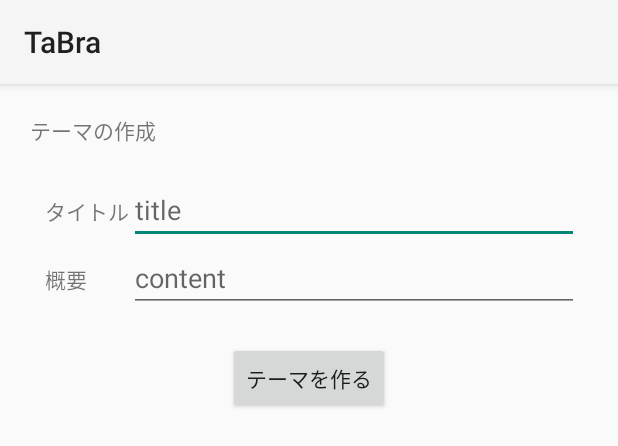
After one commit to HSKKOU/TaBra, an Android app: the layout popup_create_theme.xml on its own in the app's theme, with its tools: preview values and no code run, on a phone screen of 412 x 824 dp. The commit adds this screen. Shown: the top 446 px of the screen. Run offline under Robolectric (Android 15) with nearby library versions, the phone set to English and light mode, and no system bars.

```diff
--- a/app/src/main/AndroidManifest.xml
+++ b/app/src/main/AndroidManifest.xml
@@ -16,8 +16,13 @@
             android:label="@string/title_activity_theme_list" >
             <intent-filter>
                 <action android:name="android.intent.action.MAIN" />
+
                 <category android:name="android.intent.category.LAUNCHER" />
             </intent-filter>
+        </activity>
+        <activity
+            android:name=".Activity.BrainStorming.BrainStormMainActivity"
+            android:label="@string/title_activity_brain_storm_main" >
         </activity>
     </application>
 
--- /dev/null
+++ b/app/src/main/res/layout/popup_create_theme.xml
@@ -0,0 +1,74 @@
+<?xml version="1.0" encoding="utf-8"?>
+<LinearLayout
+    xmlns:android="http://schemas.android.com/apk/res/android"
+    android:orientation="vertical"
+    android:layout_width="match_parent"
+    android:layout_height="match_parent"
+    android:padding="20dp"
+    >
+
+    <TextView
+        android:layout_width="match_parent"
+        android:layout_height="wrap_content"
+        android:text="テーマの作成"
+        android:textAlignment="center"
+        />
+
+    <GridLayout
+        android:layout_width="match_parent"
+        android:layout_height="wrap_content"
+        android:columnCount="4"
+        android:rowCount="2"
+        android:paddingTop="20dp"
+        android:paddingBottom="20dp"
+        android:paddingLeft="10dp"
+        android:paddingRight="10dp"
+        >
+
+        <!--title-->
+        <TextView
+            android:text="@string/theme_title"
+            android:layout_width="wrap_content"
+            android:layout_height="wrap_content"
+            android:layout_column="0"
+            android:layout_row="0"
+            />
+        <EditText
+            android:id="@+id/theme_create_input_title"
+            android:layout_width="match_parent"
+            android:layout_height="wrap_content"
+            android:hint="title"
+            android:inputType="text"
+            android:layout_column="1"
+            android:layout_row="0"
+            />
+
+        <!--content-->
+        <TextView
+            android:text="@string/theme_overview"
+            android:layout_width="wrap_content"
+            android:layout_height="wrap_content"
+            android:layout_column="0"
+            android:layout_row="1"
+            />
+        <EditText
+            android:id="@+id/theme_create_input_overview"
+            android:layout_width="match_parent"
+            android:layout_height="wrap_content"
+            android:hint="content"
+            android:inputType="textMultiLine"
+            android:layout_column="1"
+            android:layout_row="1"
+            />
+
+    </GridLayout>
+
+    <Button
+        android:id="@+id/theme_create_button"
+        android:layout_width="wrap_content"
+        android:layout_height="wrap_content"
+        android:text="@string/theme_create_button"
+        android:layout_gravity="center_horizontal"
+        />
+
+</LinearLayout>
--- /dev/null
+++ b/app/src/main/res/menu/menu_brain_storm_main.xml
@@ -0,0 +1,6 @@
+<menu xmlns:android="http://schemas.android.com/apk/res/android"
+    xmlns:tools="http://schemas.android.com/tools"
+    tools:context="jp.ac.titech.itpro.sdl.tabra.Activity.BrainStorming.BrainStormMainActivity">
+    <item android:id="@+id/action_settings" android:title="@string/action_settings"
+        android:orderInCategory="100" android:showAsAction="never" />
+</menu>
--- a/app/src/main/res/values/strings.xml
+++ b/app/src/main/res/values/strings.xml
@@ -4,4 +4,11 @@
     <string name="hello_world">Hello world!</string>
     <string name="action_settings">Settings</string>
     <string name="title_activity_theme_list">ThemeListActivity</string>
+
+    <!-- ThemeListActivity -->
+    <string name="theme_title">タイトル</string>
+    <string name="theme_overview">概要</string>
+    <string name="theme_create_button">テーマを作る</string>
+    <string name="title_activity_brain_storm_main">BrainStormMainActivity</string>
+
 </resources>
```
Also changed, not shown: app/src/main/java/jp/ac/titech/itpro/sdl/tabra/Activity/BrainStorming/BrainStormMainActivity.java (added, +69 -0 lines), app/src/main/java/jp/ac/titech/itpro/sdl/tabra/Activity/BrainStorming/BrainStormMainActivityFragment.java (added, +24 -0 lines), app/src/main/java/jp/ac/titech/itpro/sdl/tabra/Activity/ThemeList/ThemeListActivity.java (+60 -2 lines), app/src/main/res/drawable/popup_background.xml (added, +12 -0 lines), app/src/main/res/layout/activity_brain_storm_main.xml (added, +23 -0 lines), app/src/main/res/layout/fragment_brain_storm_main.xml (added, +8 -0 lines).
